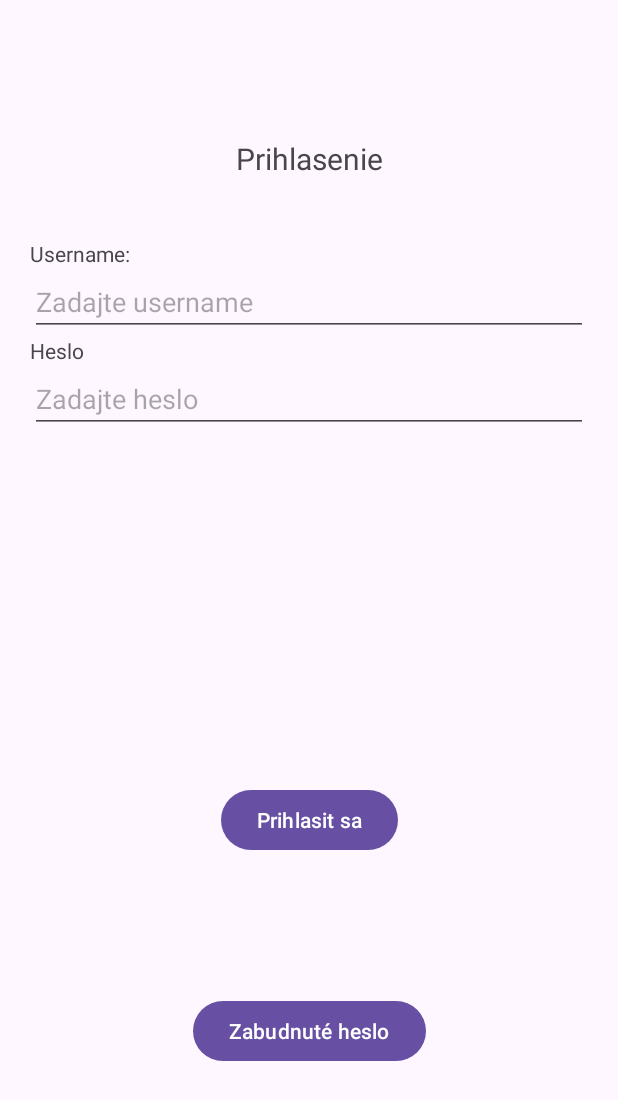
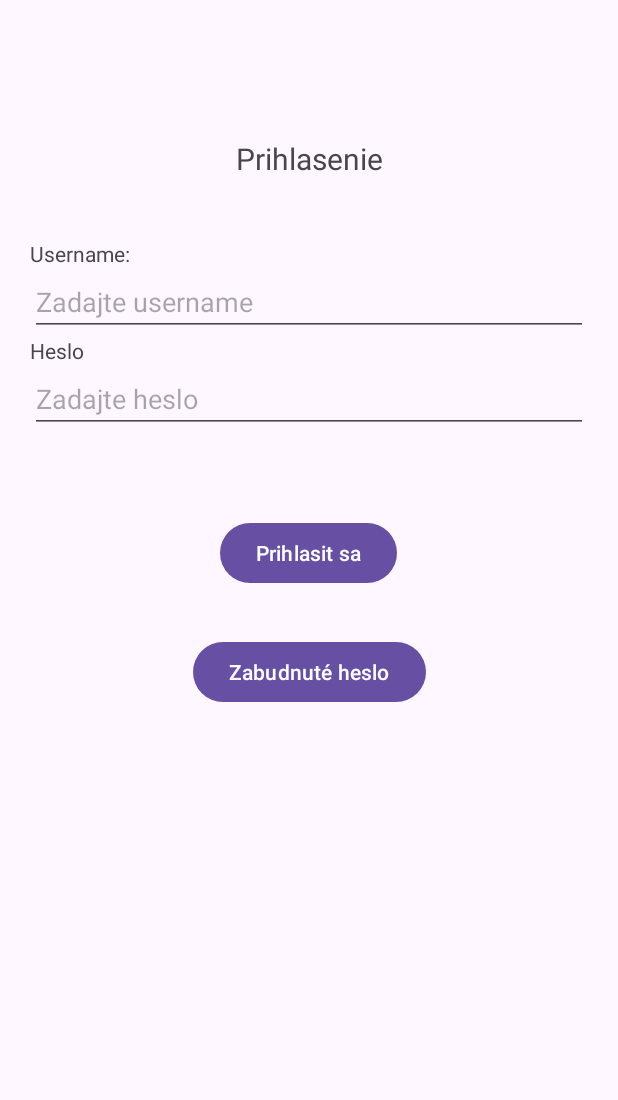
Before and after one commit to marekdrab/mobv, an Android app: the screen it shows after launch (MainActivity), after a tap on "Prihlasenie", on a phone screen of 412 x 824 dp. Shown: the top 1100 px of the screen. Run offline under Robolectric (Android 15) with nearby library versions, the phone set to English and light mode, and no system bars; our stand-ins replace data binding.

Commit message:
design fixes

```diff
--- a/app/src/main/res/layout/fragment_login.xml
+++ b/app/src/main/res/layout/fragment_login.xml
@@ -71,8 +71,10 @@
             android:text="Prihlasit sa"
             app:layout_constraintBottom_toBottomOf="parent"
             app:layout_constraintEnd_toEndOf="parent"
+            app:layout_constraintHorizontal_bias="0.498"
             app:layout_constraintStart_toStartOf="parent"
-            app:layout_constraintTop_toBottomOf="@+id/edit_text_password" />
+            app:layout_constraintTop_toBottomOf="@+id/edit_text_password"
+            app:layout_constraintVertical_bias="0.12" />
 
         <Button
             android:id="@+id/forgotten_pw"
@@ -82,7 +84,8 @@
             app:layout_constraintBottom_toBottomOf="parent"
             app:layout_constraintEnd_toEndOf="parent"
             app:layout_constraintStart_toStartOf="parent"
-            app:layout_constraintTop_toBottomOf="@+id/submit_button" />
+            app:layout_constraintTop_toBottomOf="@+id/submit_button"
+            app:layout_constraintVertical_bias="0.086" />
 
 
     </androidx.constraintlayout.widget.ConstraintLayout>
```
